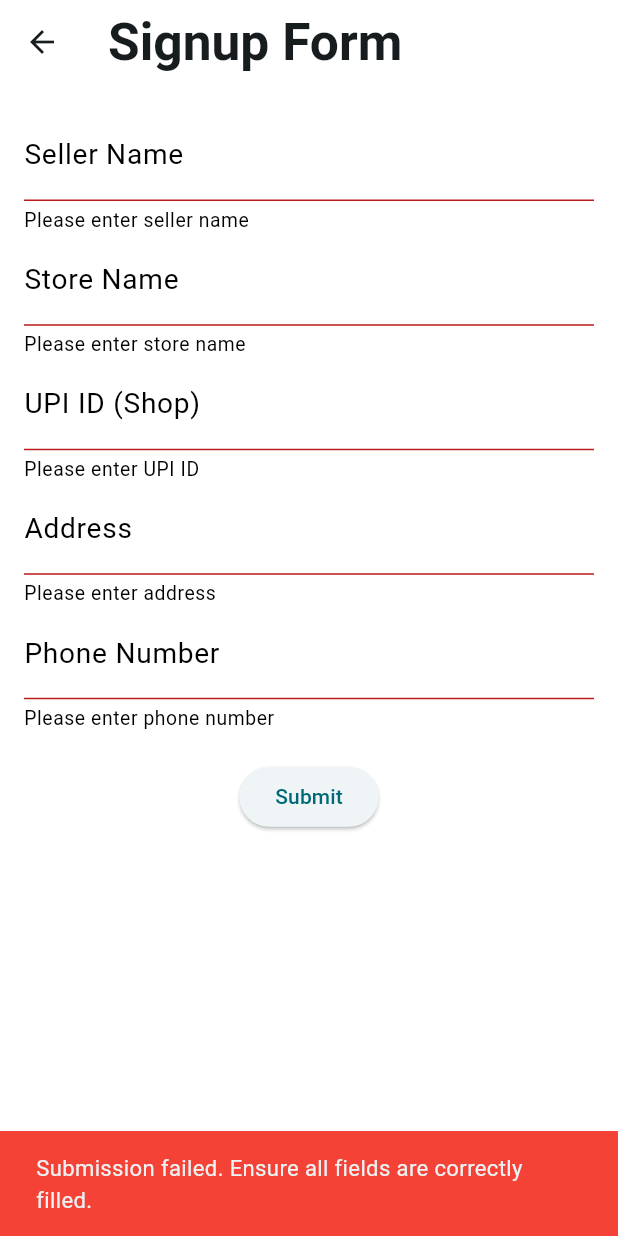
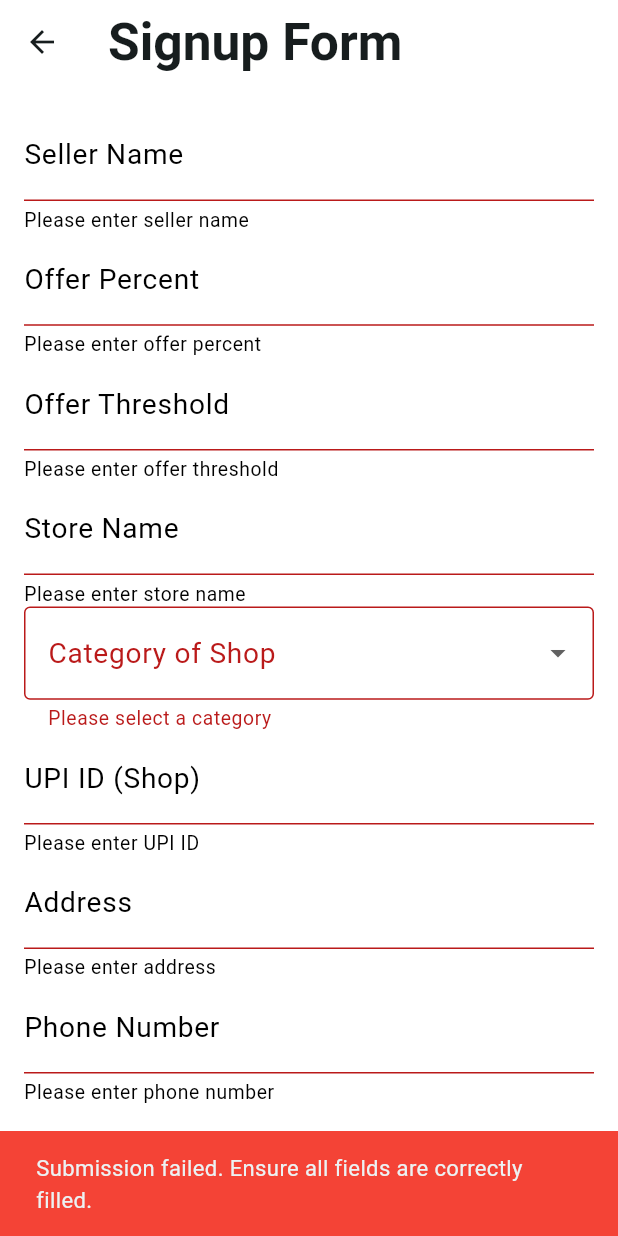
Before and after one commit to rayanry9/NPCI-Hackathon, a Flutter app: the SignUpForm screen opened by its route, after a tap on "Submit", on a phone screen of 412 x 824 dp. Run offline on Flutter 3.47's test engine with Material 3 defaults, Android fonts, the phone set to English and light mode, and no system bars; our stand-ins replace cloud_firestore, firebase_auth, firebase_core, fl_chart, google_fonts, google_sign_in and 1 more; missing offline and left inert: mobile_scanner; accounts and stored records are empty.

Commit message:
feat kuchh to hoga

```diff
--- a/lib/screens/Seller/notifications_seller.dart
+++ b/lib/screens/Seller/notifications_seller.dart
@@ -9,11 +9,6 @@ class NotificationsSeller extends StatelessWidget {
   @override
   Widget build(BuildContext context) {
     return Scaffold(
-      appBar: AppBar(
-        title: Text("Requests"),
-        elevation: 0,
-        scrolledUnderElevation: 0,
-      ),
       body: Consumer<MyFireBaseTransactions>(builder: (context, data, _) {
         return ListView.builder(
           itemCount: data.requests.length,
--- a/lib/screens/Seller/seller_homescreen_container.dart
+++ b/lib/screens/Seller/seller_homescreen_container.dart
@@ -1,4 +1,5 @@
 import 'package:flutter/material.dart';
+import 'package:uperks/widgets/my_store.dart';
 import 'package:uperks/widgets/seller_home_balance.dart';
 
 class SellerHomescreenContainer extends StatelessWidget {
@@ -11,8 +12,8 @@ class SellerHomescreenContainer extends StatelessWidget {
         child: Column(
           mainAxisAlignment: MainAxisAlignment.start,
           children: [
-            SellerHomeBalance()
-            //MyStore(),
+            SellerHomeBalance(),
+            MyStore(),
           ],
         ),
       ),
--- a/lib/screens/Seller/signup_form.dart
+++ b/lib/screens/Seller/signup_form.dart
@@ -19,8 +19,9 @@ class SignUpFormState extends State<SignUpForm> {
   String? upiID;
   String? address;
   String? phoneNumber;
-  double offerPercent = 10;
-  double offerThreshold = 40;
+  double? offerPercent;
+  double? offerThreshold;
+  StoreType? selectedCategory;
 
   void _submitForm() {
     if (_formKey.currentState!.validate()) {
@@ -36,8 +37,8 @@ class SignUpFormState extends State<SignUpForm> {
               MyFireBaseAuth().user!.id,
               address!,
               storeName!,
-              offerPercent,
-              offerThreshold,
+              offerPercent!,
+              offerThreshold!,
               upiID!,
               StoreType.cafe);
 
@@ -96,6 +97,42 @@ class SignUpFormState extends State<SignUpForm> {
                   ),
                   TextFormField(
                     decoration: const InputDecoration(
+                      labelText: "Offer Percent",
+                      suffixText: "%",
+                      labelStyle: TextStyle(color: Colors.black),
+                      errorStyle: TextStyle(color: Colors.black),
+                    ),
+                    style: TextStyle(color: Colors.black),
+                    validator: (value) {
+                      if (value == null || value.isEmpty) {
+                        return "Please enter offer percent";
+                      }
+                      return null;
+                    },
+                    onSaved: (val) {
+                      offerPercent = double.parse(val!);
+                    },
+                  ),
+                  TextFormField(
+                    decoration: const InputDecoration(
+                      labelText: "Offer Threshold",
+                      suffixText: "%",
+                      labelStyle: TextStyle(color: Colors.black),
+                      errorStyle: TextStyle(color: Colors.black),
+                    ),
+                    style: TextStyle(color: Colors.black),
+                    validator: (value) {
+                      if (value == null || value.isEmpty) {
+                        return "Please enter offer threshold";
+                      }
+                      return null;
+                    },
+                    onSaved: (val) {
+                      offerThreshold = double.parse(val!);
+                    },
+                  ),
+                  TextFormField(
+                    decoration: const InputDecoration(
                       labelText: "Store Name",
                       labelStyle: TextStyle(color: Colors.black),
                       errorStyle: TextStyle(color: Colors.black),
@@ -109,6 +146,29 @@ class SignUpFormState extends State<SignUpForm> {
                     },
                     onSaved: (val) {
                       storeName = val;
+                    },
+                  ),
+                  DropdownButtonFormField<StoreType>(
+                    value: selectedCategory,
+                    decoration: const InputDecoration(
+                      labelText: "Category of Shop",
+                      border: OutlineInputBorder(),
+                    ),
+                    items: StoreType.values.map((StoreType type) {
+                      return DropdownMenuItem<StoreType>(
+                        value: type,
+                        child: Text(type.toString().split('.').last),
+                      );
+                    }).toList(),
+                    onChanged: (StoreType? newValue) {
+                      setState(() {
+                        selectedCategory = newValue;
+                      });
+                    },
+                    validator: (value) =>
+                        value == null ? "Please select a category" : null,
+                    onSaved: (val) {
+                      selectedCategory = val;
                     },
                   ),
                   TextFormField(
--- a/lib/widgets/my_store.dart
+++ b/lib/widgets/my_store.dart
@@ -5,8 +5,7 @@ class MyStore extends StatelessWidget{
 
   @override
   Widget build(BuildContext context){
-    return Scaffold(
-      body: Padding(
+    return Padding(
         padding: const EdgeInsets.all(16.0),
         child: Column(
           crossAxisAlignment: CrossAxisAlignment.center,
@@ -54,7 +53,6 @@ class MyStore extends StatelessWidget{
             //LineChart(data)
           ],
         ),
-      ),
-    );
+      );
   }
 }
```
Also changed, not shown: lib/screens/Seller/seller_profile_container.dart (+16 -14 lines), lib/screens/Seller/seller_transaction_container.dart (+12 -1 lines), lib/widgets/line_chart.dart (+36 -27 lines).
